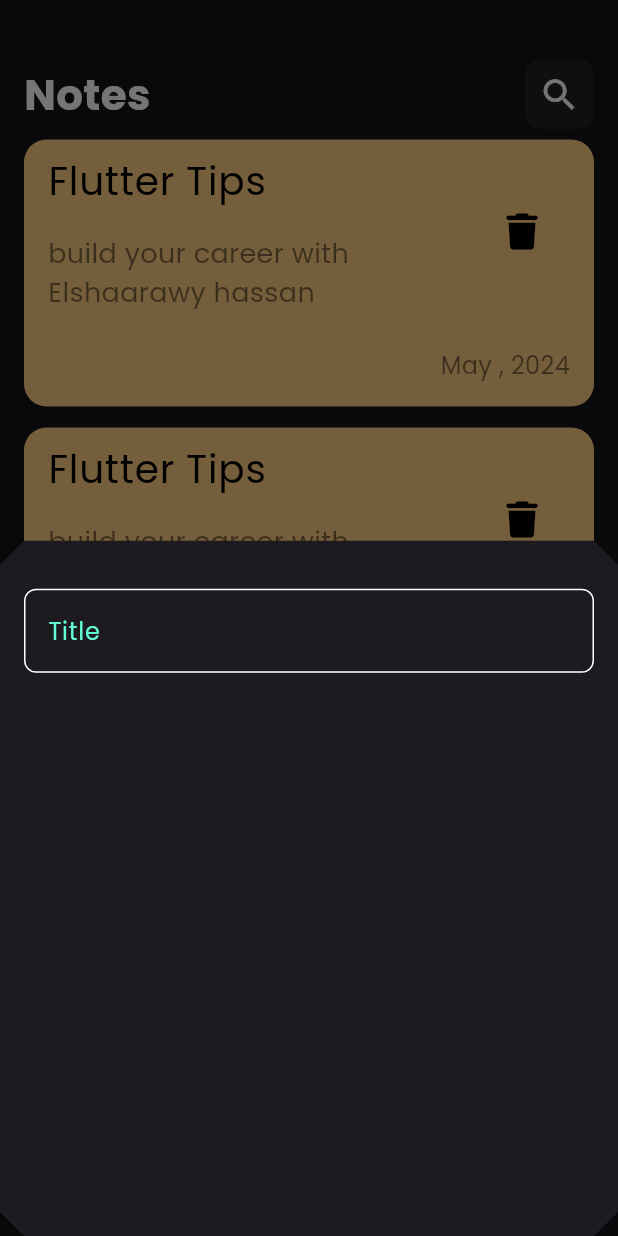
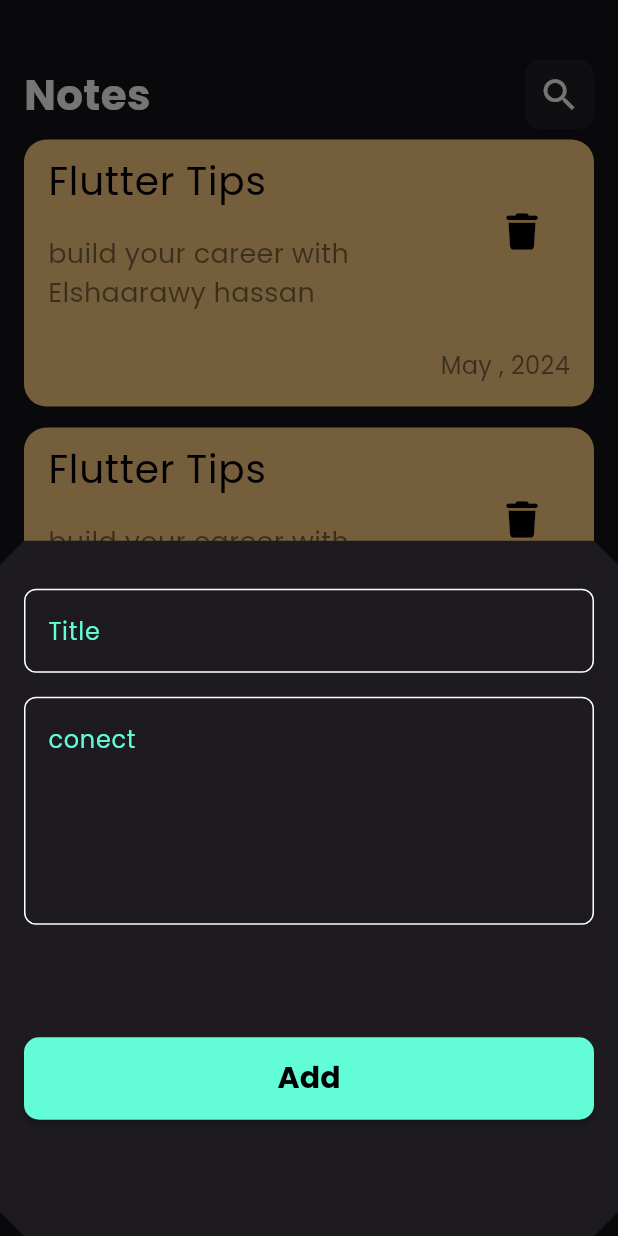
Before and after one commit to elshaarawy7/note_app1, a Flutter app: the screen it shows after launch, after a tap on the "add" icon, on a phone screen of 412 x 824 dp. Run offline on Flutter 3.47's test engine with Material 3 defaults, Android fonts, the phone set to English and light mode, and no system bars; our stand-ins replace font_awesome_flutter.

Commit message:
finash note battom sheat

```diff
--- a/lib/views/add_battom.dart
+++ b/lib/views/add_battom.dart
@@ -1,5 +1,7 @@
 import 'package:flutter/material.dart';
 import 'package:note_app/widgets/Custem_Text_Field.dart';
+import 'package:note_app/widgets/constant.dart';
+import 'package:note_app/widgets/custem_barrom.dart';
 
 class addBattomSheat extends StatelessWidget {
   const addBattomSheat({super.key});
@@ -11,7 +13,22 @@ class addBattomSheat extends StatelessWidget {
       child: Column(
         children: [
           SizedBox(height: 32,),
-          CustemTextField(),
+
+          CustomTextField(
+            hint: "Title",
+          ) ,
+
+          SizedBox(height: 16,) ,
+
+          CustomTextField(
+            hint: "conect",
+            minLines: 5,
+          ),
+
+          SizedBox(height: 75,) ,
+
+          custemBattom(),
+
         ],
       ),
     );
--- a/lib/widgets/Custem_Text_Field.dart
+++ b/lib/widgets/Custem_Text_Field.dart
@@ -1,30 +1,35 @@
+import 'package:flutter/gestures.dart';
 import 'package:flutter/material.dart';
 import 'package:note_app/widgets/constant.dart';
 
-class CustemTextField extends StatelessWidget {
-  const CustemTextField({super.key});
+class CustomTextField extends StatelessWidget {
+  const CustomTextField({super.key, required this.hint, this.minLines = 1});
+
+  final String hint;
+  final int minLines;
 
   @override
   Widget build(BuildContext context) {
     return TextField(
       cursorColor: kPrimrimaryColor,
+      minLines: minLines,
+      maxLines: 5,
       decoration: InputDecoration(
-        hintText: "Title",
+        hintText: hint,
         hintStyle: TextStyle(
-          color: kPrimrimaryColor ,
+          color: kPrimrimaryColor,
         ),
-        border: buildBulder(),
-        enabledBorder: buildBulder(),
-        focusedBorder: buildBulder(kPrimrimaryColor),
-
+        border: buildBorder(),
+        enabledBorder: buildBorder(),
+        focusedBorder: buildBorder(kPrimrimaryColor),
       ),
     );
   }
 
-  OutlineInputBorder buildBulder([color]) {
+  OutlineInputBorder buildBorder([Color? color]) {
     return OutlineInputBorder(
-        borderRadius: BorderRadius.circular(8),
-        borderSide: BorderSide(color: color??Colors.white) ,
-      );
+      borderRadius: BorderRadius.circular(8),
+      borderSide: BorderSide(color: color ?? Colors.white),
+    );
   }
 }
--- /dev/null
+++ b/lib/widgets/custem_barrom.dart
@@ -0,0 +1,29 @@
+ import 'package:flutter/material.dart';
+import 'package:note_app/widgets/constant.dart';
+
+class custemBattom extends StatelessWidget {
+  const custemBattom({super.key});
+
+  @override
+  Widget build(BuildContext context) {
+    return MaterialButton(
+      onPressed: (){},
+      color: kPrimrimaryColor,
+      textColor: Colors.black,
+      height: 55,
+      minWidth: MediaQuery.of(context).size.width,
+
+      shape: RoundedRectangleBorder(
+        borderRadius: BorderRadius.circular(10) ,
+      ),
+
+      child: const Center(
+        child:  Text("Add" ,
+        style: TextStyle(
+          fontSize: 20 ,
+          fontWeight: FontWeight.bold ,
+        ),),
+      ),
+    );
+  }
+}
```
